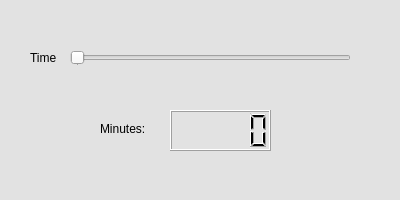
Above: designer/VentanaTools.ui from rodrigoCastroReyes/RSS-Reader before the change. Below: the same form after it.
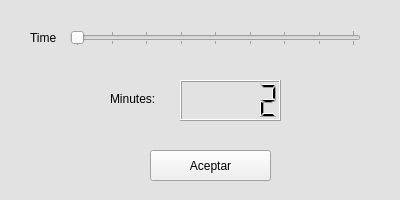
That is the form after the change.

Commit message: Se agrego boton en VentanaTools para confirmar cambios y se corrigio funcion para obtener tiempo de actualizacion de noticias

What changed in the file:
```diff
--- a/designer/VentanaTools.ui
+++ b/designer/VentanaTools.ui
@@ -99,7 +99,7 @@
    <property name="geometry">
     <rect>
      <x>30</x>
-     <y>50</y>
+     <y>30</y>
      <width>41</width>
      <height>16</height>
     </rect>
@@ -111,8 +111,8 @@
   <widget class="QLCDNumber" name="lcdNumber">
    <property name="geometry">
     <rect>
-     <x>170</x>
-     <y>110</y>
+     <x>180</x>
+     <y>80</y>
      <width>101</width>
      <height>41</height>
     </rect>
@@ -130,13 +130,16 @@
    <property name="frameShadow">
     <enum>QFrame::Raised</enum>
    </property>
+   <property name="intValue" stdset="0">
+    <number>2</number>
+   </property>
   </widget>
   <widget class="QSlider" name="horizontalSlider">
    <property name="geometry">
     <rect>
      <x>70</x>
-     <y>50</y>
-     <width>281</width>
+     <y>30</y>
+     <width>291</width>
      <height>16</height>
     </rect>
    </property>
@@ -156,14 +159,14 @@
     <enum>QSlider::TicksBothSides</enum>
    </property>
    <property name="tickInterval">
-    <number>10</number>
+    <number>1</number>
    </property>
   </widget>
   <widget class="QLabel" name="label_2">
    <property name="geometry">
     <rect>
-     <x>100</x>
-     <y>120</y>
+     <x>110</x>
+     <y>90</y>
      <width>56</width>
      <height>17</height>
     </rect>
@@ -172,6 +175,22 @@
     <string>Minutes:</string>
    </property>
   </widget>
+  <widget class="QPushButton" name="buttonAceptar">
+   <property name="geometry">
+    <rect>
+     <x>150</x>
+     <y>150</y>
+     <width>121</width>
+     <height>31</height>
+    </rect>
+   </property>
+   <property name="cursor">
+    <cursorShape>ArrowCursor</cursorShape>
+   </property>
+   <property name="text">
+    <string>Aceptar</string>
+   </property>
+  </widget>
  </widget>
  <resources/>
  <connections>
```
Left out of the diff: 18 changed lines with no effect on the pictures. The commit also changes 12 other files.
